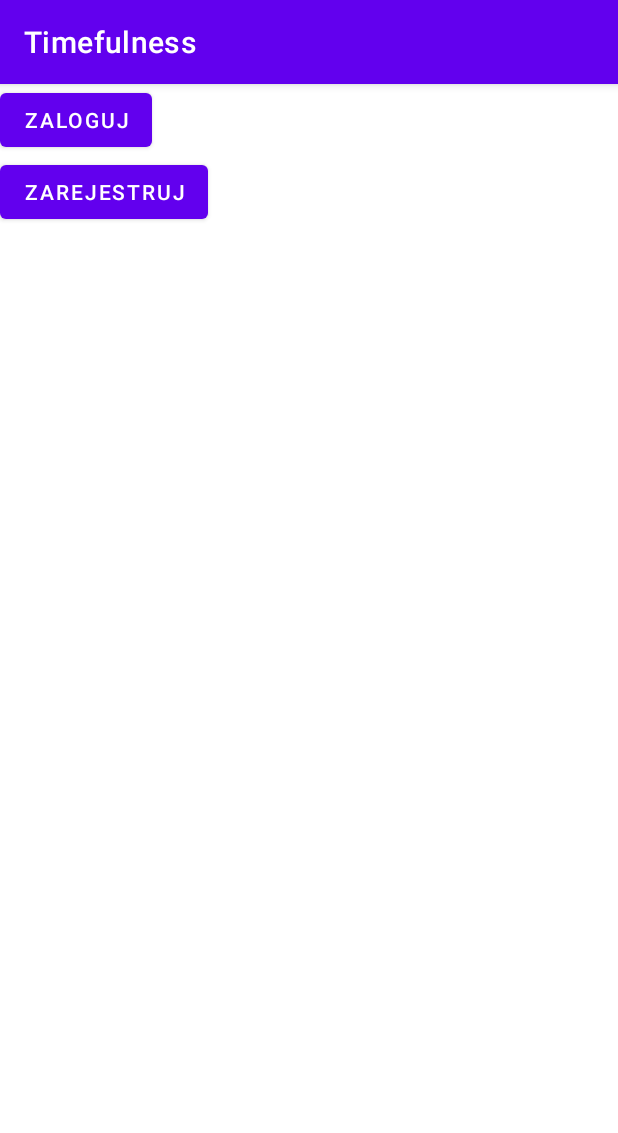
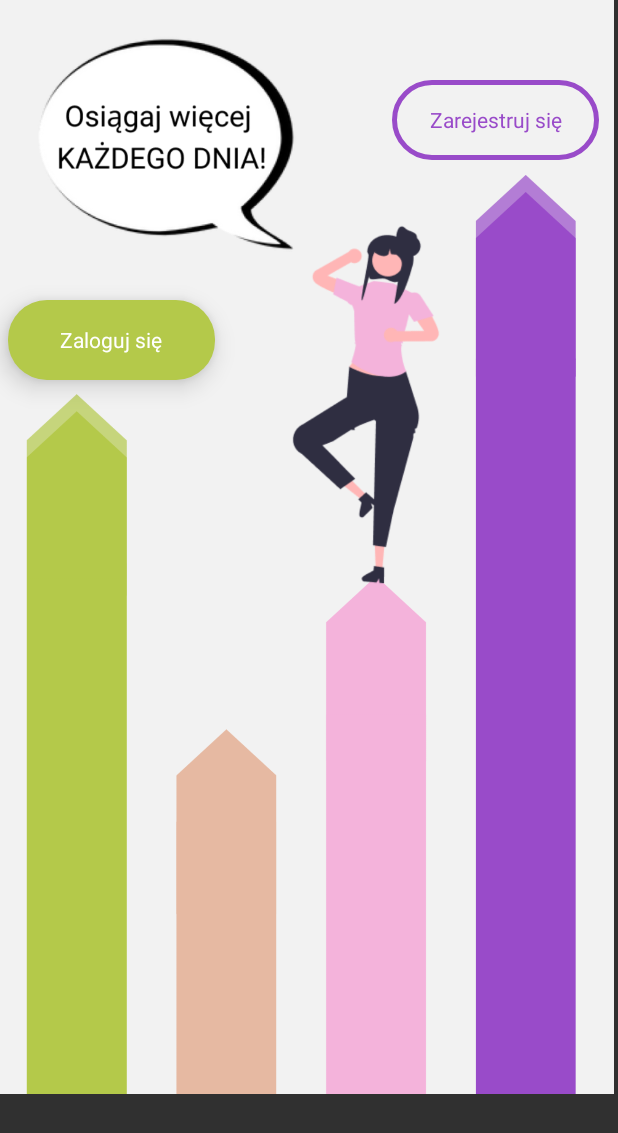
Before and after one commit to nszalas/Timefulness, an Android app: the screen it shows after launch (MainActivity), on a phone screen of 412 x 824 dp. Shown: the top 1133 px of the screen. Run offline under Robolectric (Android 15) with nearby library versions, the phone set to English and light mode, and no system bars; our stand-ins replace navigation-ui.

Commit message:
start layout + bottom menu
styles, shapes, graphics, bottom menu(but not nav yet)

```diff
--- a/app/src/main/AndroidManifest.xml
+++ b/app/src/main/AndroidManifest.xml
@@ -8,7 +8,7 @@
         android:label="@string/app_name"
         android:roundIcon="@mipmap/ic_launcher_round"
         android:supportsRtl="true"
-        android:theme="@style/Theme.Timefulness">
+        android:theme="@style/Theme.Design.NoActionBar">
         <activity
             android:name=".MainActivity"
             android:exported="true">
--- a/app/src/main/java/com/nszalas/timefulness/MainActivity.kt
+++ b/app/src/main/java/com/nszalas/timefulness/MainActivity.kt
@@ -2,10 +2,19 @@ package com.nszalas.timefulness
 
 import androidx.appcompat.app.AppCompatActivity
 import android.os.Bundle
+import androidx.navigation.findNavController
+import androidx.navigation.ui.setupWithNavController
+import com.google.android.material.bottomnavigation.BottomNavigationView
 
 class MainActivity : AppCompatActivity() {
     override fun onCreate(savedInstanceState: Bundle?) {
         super.onCreate(savedInstanceState)
         setContentView(R.layout.activity_main)
+       /* val bottomMenuNavigation = findViewById<BottomNavigationView>(R.id.bottomMenuView)
+        val navController = findNavController(R.id.fragmentContainerView)
+
+        bottomMenuNavigation.setupWithNavController(navController)*/
+
+
     }
 }
--- /dev/null
+++ b/app/src/main/res/drawable/button_rectangle_full_color.xml
@@ -0,0 +1,9 @@
+<?xml version="1.0" encoding="utf-8"?>
+<shape xmlns:android="http://schemas.android.com/apk/res/android" android:shape="rectangle">
+    <corners android:radius="26dp"
+        />
+    <solid
+        android:color="#B4C94A"
+        />
+
+</shape>
--- /dev/null
+++ b/app/src/main/res/drawable/button_rectangle_stroke_color.xml
@@ -0,0 +1,10 @@
+<?xml version="1.0" encoding="utf-8"?>
+<shape xmlns:android="http://schemas.android.com/apk/res/android" android:shape="rectangle">
+
+    <stroke android:color="#994BC9"
+        android:width="3dp"/>
+    <corners android:radius="26dp"/>
+
+
+
+</shape>
--- /dev/null
+++ b/app/src/main/res/font/heebo.xml
@@ -0,0 +1,5 @@
+<?xml version="1.0" encoding="utf-8"?>
+<font-family xmlns:android="http://schemas.android.com/apk/res/android">
+
+    <font android:font="@font/heebo" />
+</font-family>
--- a/app/src/main/res/layout/activity_main.xml
+++ b/app/src/main/res/layout/activity_main.xml
@@ -1,5 +1,5 @@
 <?xml version="1.0" encoding="utf-8"?>
-<LinearLayout xmlns:android="http://schemas.android.com/apk/res/android"
+<androidx.constraintlayout.widget.ConstraintLayout xmlns:android="http://schemas.android.com/apk/res/android"
     xmlns:app="http://schemas.android.com/apk/res-auto"
     xmlns:tools="http://schemas.android.com/tools"
     android:layout_width="match_parent"
@@ -14,5 +14,9 @@
         app:defaultNavHost="true"
         app:navGraph="@navigation/navigation"
         tools:layout_editor_absoluteX="1dp"
-        tools:layout_editor_absoluteY="1dp" />
-</LinearLayout>
+        tools:layout_editor_absoluteY="1dp"
+        tools:ignore="MissingConstraints" />
+
+
+
+</androidx.constraintlayout.widget.ConstraintLayout>
--- a/app/src/main/res/layout/fragment_start.xml
+++ b/app/src/main/res/layout/fragment_start.xml
@@ -1,22 +1,45 @@
 <?xml version="1.0" encoding="utf-8"?>
-<LinearLayout xmlns:android="http://schemas.android.com/apk/res/android"
+<androidx.constraintlayout.widget.ConstraintLayout xmlns:android="http://schemas.android.com/apk/res/android"
     xmlns:tools="http://schemas.android.com/tools"
     android:layout_width="match_parent"
     android:layout_height="match_parent"
+    xmlns:app="http://schemas.android.com/apk/res-auto"
     android:orientation="vertical"
-    tools:context=".Fragment_start">
+    android:background="@drawable/start_background">
+
 
     <Button
         android:id="@+id/logIn"
-        android:layout_width="wrap_content"
-        android:layout_height="wrap_content"
-        android:text="zaloguj" />
+        android:layout_width="138dp"
+        android:layout_height="53dp"
+        android:text="@string/log_in"
+        android:background="@drawable/button_rectangle_full_color"
+        android:elevation="10dp"
+        android:fontFamily="@font/heebo"
+        android:textAllCaps="false"
+        android:stateListAnimator="@null"
+        app:layout_constraintStart_toStartOf="parent"
+        app:layout_constraintTop_toTopOf="parent"
+        android:layout_marginTop="200dp"
+        android:layout_marginLeft="5dp"
+        android:textColor="@color/white"
+        />
 
     <Button
         android:id="@+id/register"
-        android:layout_width="wrap_content"
-        android:layout_height="wrap_content"
-        android:text="zarejestruj" />
+        android:layout_width="138dp"
+        android:layout_height="53dp"
+        android:background="@drawable/button_rectangle_stroke_color"
+        android:stateListAnimator="@null"
+        android:text="@string/sign_up"
+        android:textColor="@color/purpleMain"
+        android:fontFamily="@font/heebo"
+        android:textAllCaps="false"
+        android:elevation="5dp"
+        app:layout_constraintTop_toTopOf="parent"
+        app:layout_constraintEnd_toEndOf="parent"
+        android:layout_marginTop="53dp"
+        android:layout_marginRight="10dp"/>
 
 
-</LinearLayout>
+</androidx.constraintlayout.widget.ConstraintLayout>
--- a/app/src/main/res/values/colors.xml
+++ b/app/src/main/res/values/colors.xml
@@ -7,4 +7,6 @@
     <color name="teal_700">#FF018786</color>
     <color name="black">#FF000000</color>
     <color name="white">#FFFFFFFF</color>
+    <color name="purpleMain">#994BC9</color>
+    <color name="greenMain">#B4C94A</color>
 </resources>
--- a/app/src/main/res/values/strings.xml
+++ b/app/src/main/res/values/strings.xml
@@ -2,4 +2,6 @@
     <string name="app_name">Timefulness</string>
     <!-- TODO: Remove or change this placeholder text -->
     <string name="hello_blank_fragment">Hello blank fragment</string>
+    <string name="log_in">Zaloguj się</string>
+    <string name="sign_up">Zarejestruj się</string>
 </resources>
--- a/app/src/main/res/values/themes.xml
+++ b/app/src/main/res/values/themes.xml
@@ -1,6 +1,6 @@
 <resources xmlns:tools="http://schemas.android.com/tools">
     <!-- Base application theme. -->
-    <style name="Theme.Timefulness" parent="Theme.MaterialComponents.DayNight.DarkActionBar">
+    <style name="Theme.Timefulness" parent="Theme.MaterialComponents.DayNight.NoActionBar">
         <!-- Primary brand color. -->
         <item name="colorPrimary">@color/purple_500</item>
         <item name="colorPrimaryVariant">@color/purple_700</item>
```
Also changed, not shown: app/src/main/res/drawable/ic_calendar_menu.xml (added, +22 -0 lines), app/src/main/res/drawable/ic_other_menu.xml (added, +10 -0 lines), app/src/main/res/drawable/ic_profile_menu.xml (added, +10 -0 lines), app/src/main/res/drawable/ic_today_menu.xml (added, +10 -0 lines), app/src/main/res/layout/fragment_sign_in.xml (+13 -5 lines), app/src/main/res/menu/bottom_menu.xml (added, +13 -0 lines), app/src/main/res/drawable/start_background.png (added).
